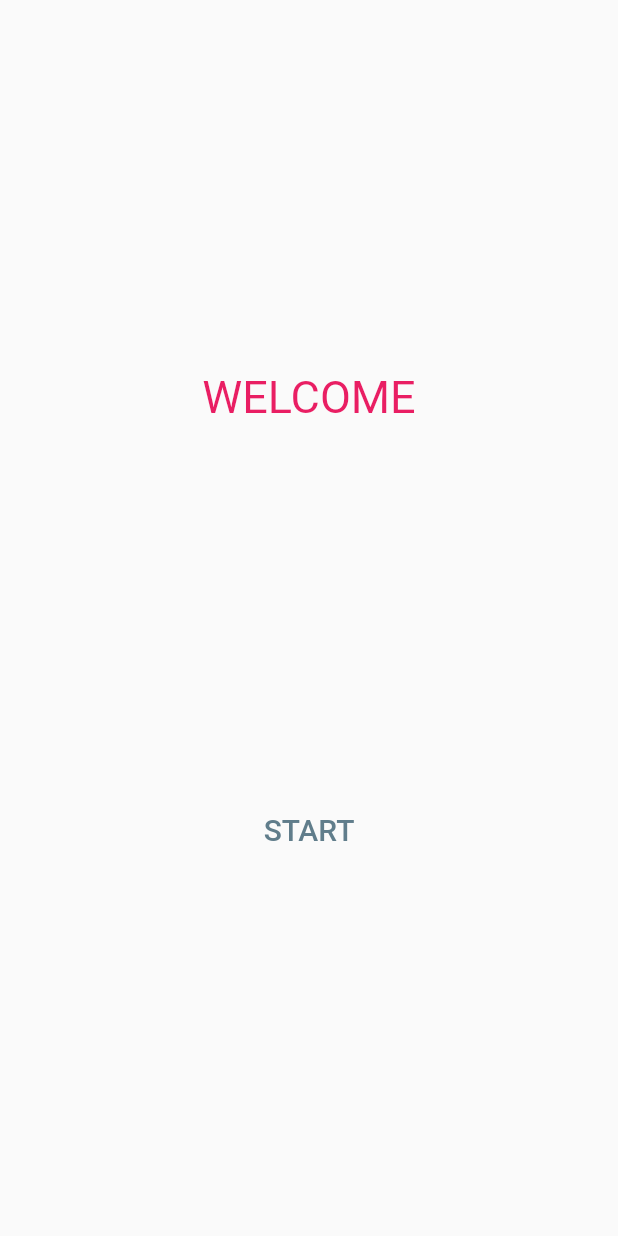
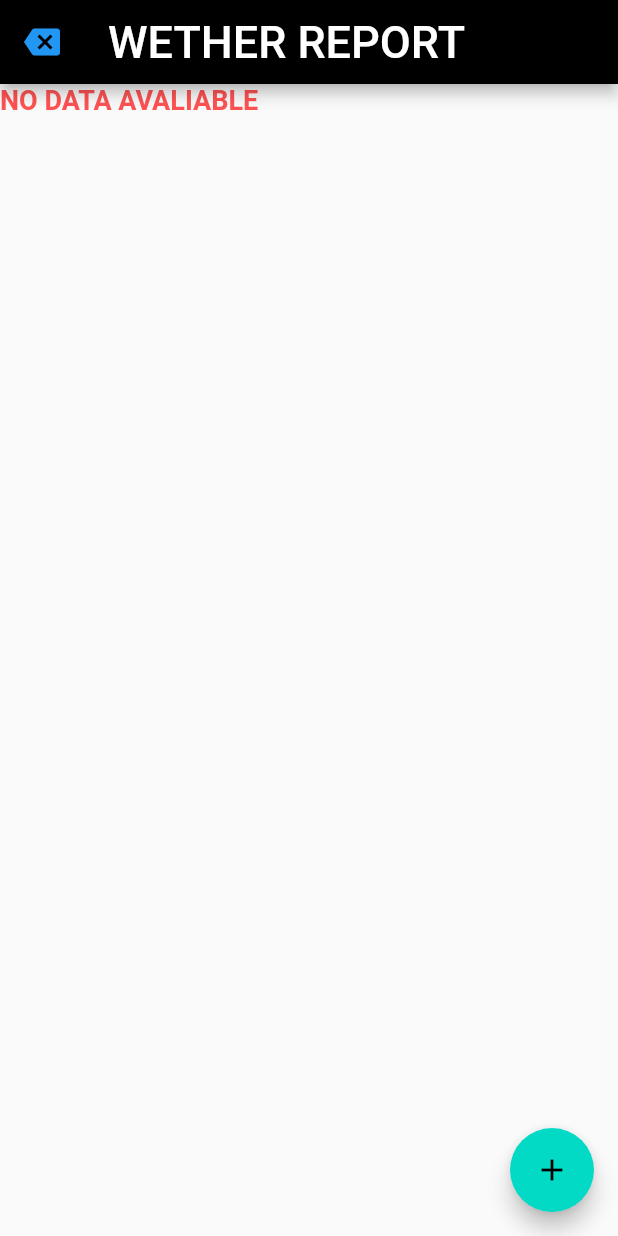
Before and after one commit to alapatialekhya/flutter_test_weather, a Flutter app: the screen it shows after launch, after a tap on "START", on a phone screen of 412 x 824 dp. Run offline on Flutter 3.47's test engine with Material 2 defaults, Android fonts, the light colour scheme and no system bars.

Commit message:
new file

```diff
--- a/lib/main.dart
+++ b/lib/main.dart
@@ -1,4 +1,5 @@
 import 'package:flutter/material.dart';
+import 'package:flutter_test_weather/report_page.dart';
 
 void main() {
   runApp(const MyApp());
@@ -41,7 +42,12 @@ class _MyHomePageState extends State<MyHomePage> {
               style: TextStyle(fontSize: 30.0, color: Colors.pink),
             ),
             TextButton(
-              onPressed: () {},
+              onPressed: () {
+                Navigator.push(
+                  context,
+                  MaterialPageRoute(builder: (context) => const ReportPage()),
+                );
+              },
               child: const Text(
                 'START',
                 style: TextStyle(fontSize: 20.0, color: Colors.blueGrey),
--- /dev/null
+++ b/lib/report_page.dart
@@ -0,0 +1,59 @@
+import 'package:flutter/material.dart';
+import 'package:flutter/widgets.dart';
+import 'package:flutter_test_weather/details_page.dart';
+
+class ReportPage extends StatefulWidget {
+  const ReportPage({Key? key}) : super(key: key);
+
+  @override
+  State<StatefulWidget> createState() => _ReportPageState();
+}
+
+class _ReportPageState extends State<ReportPage> {
+  @override
+  Widget build(BuildContext context) {
+    return Scaffold(
+      appBar: AppBar(
+        leading: TextButton(
+            onPressed: () {
+              Navigator.pop(context);
+            },
+            child: const Icon(Icons.backspace)),
+        title: const Text('WETHER REPORT',
+            style: TextStyle(fontSize: 30.0, color: Colors.white)),
+        backgroundColor: Colors.black,
+      ),
+      body: Column(
+          crossAxisAlignment: CrossAxisAlignment.center,
+          children: const <Widget>[
+            Text(
+              'NO DATA AVALIABLE',
+              style: TextStyle(
+                fontSize: 18,
+                fontWeight: FontWeight.bold,
+                color: Colors.redAccent,
+              ),
+            ),
+            //   if (checked)
+            // Text(
+            //    'Second Widget',
+            //  style: TextStyle(
+            //    fontSize: 18,
+            //    fontWeight: FontWeight.bold,
+            //  ),
+            // )
+          ]),
+      floatingActionButton: FloatingActionButton(
+        backgroundColor: const Color(0xff03dac6),
+        foregroundColor: Colors.black,
+        onPressed: () {
+          Navigator.push(
+            context,
+            MaterialPageRoute(builder: (context) => const DetailsPage()),
+          );
+        },
+        child: const Icon(Icons.add),
+      ),
+    );
+  }
+}
```
Also changed, not shown: lib/details_page.dart (added, +136 -0 lines).
